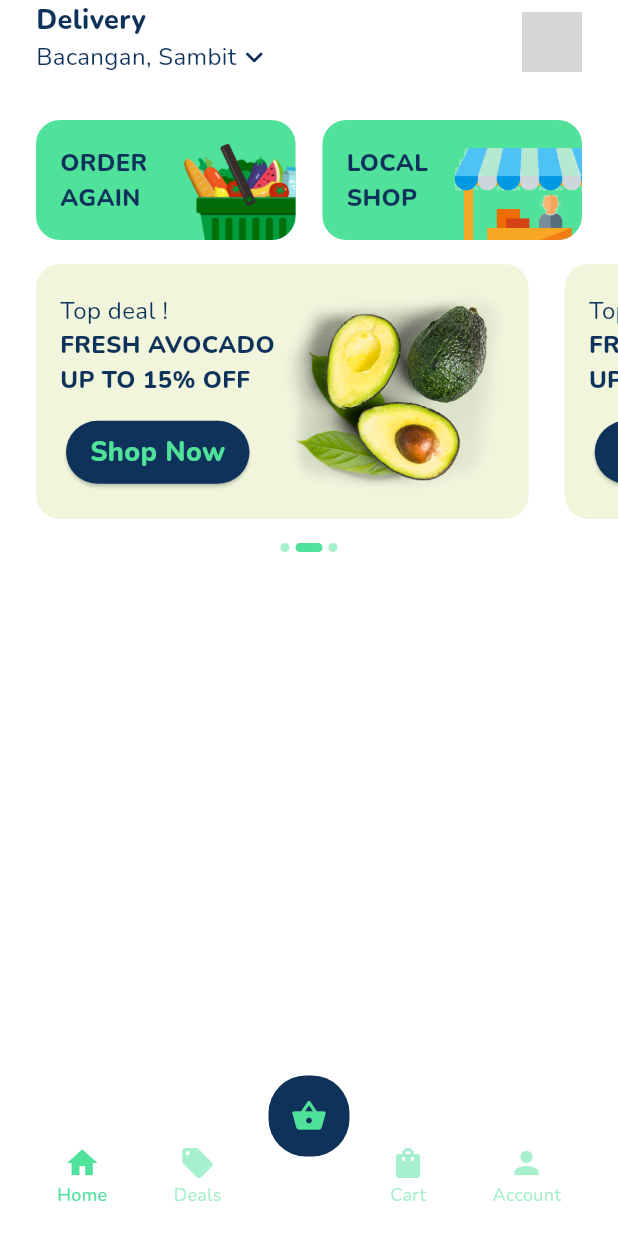
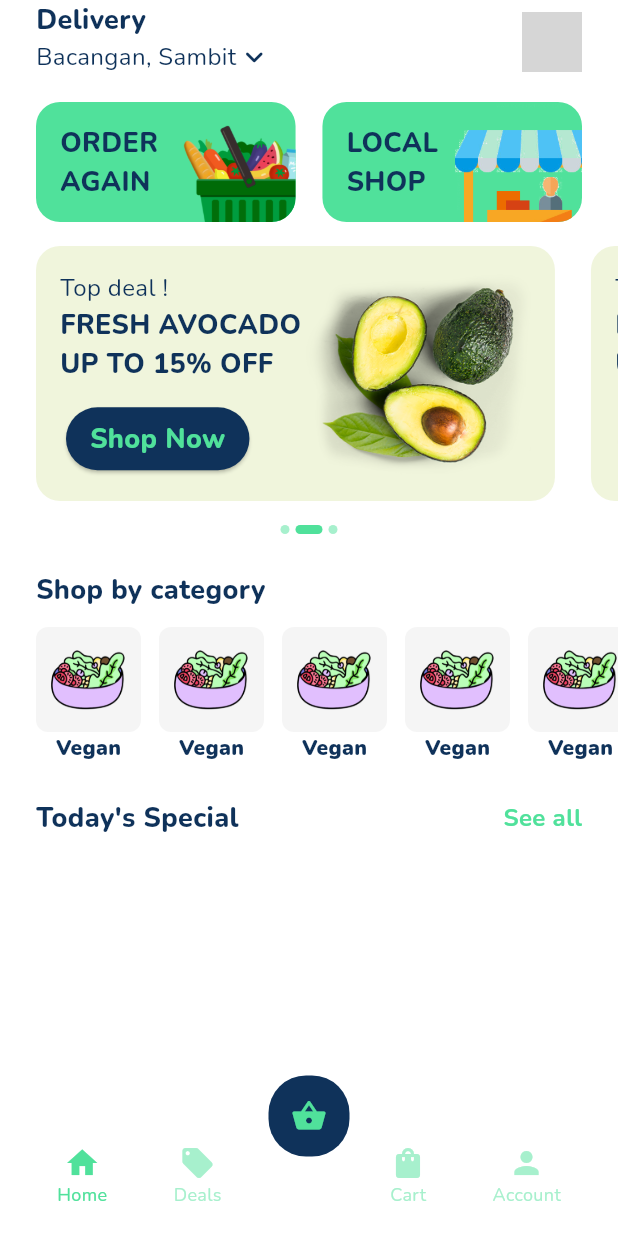
Before and after one commit to douglasrsantos/challenge_bento, a Flutter app: the screen it shows after launch, on a phone screen of 412 x 824 dp. Run offline on Flutter 3.47's test engine with Material 3 defaults, Android fonts, the light colour scheme and no system bars; drawn by our look-alikes of smooth_page_indicator; our stand-ins replace get_it, go_router, google_fonts, mobx; generated files the repository leaves out were written again; grey boxes are pictures that could not be loaded.

Commit message:
created category list on home screen

```diff
--- a/lib/app/core/ui/app_fonts.dart
+++ b/lib/app/core/ui/app_fonts.dart
@@ -13,9 +13,10 @@
 
   ///TextStyle of emphasis texts on the home
   static TextStyle emphasisHome = GoogleFonts.nunito(
-    fontSize: 16,
+    fontSize: 18,
     color: AppColors.darkBlue,
     fontWeight: FontWeight.w800,
+    // height: 1.2
   );
 
   ///TextStyle of secondary texts
@@ -23,6 +24,13 @@
     fontSize: 18,
     color: AppColors.darkBlue,
     fontWeight: FontWeight.w800,
+  );
+
+///TextStyle of secondary texts
+  static TextStyle seeAll = GoogleFonts.nunito(
+    fontSize: 16,
+    color: AppColors.greenButtons,
+    fontWeight: FontWeight.w700,
   );
 
   ///TextStyle of texts that provide additional information
@@ -35,6 +43,8 @@
   static TextStyle category = GoogleFonts.nunito(
     fontSize: 14,
     color: AppColors.darkBlue,
+    fontWeight: FontWeight.w900,
+
   );
 
   ///TextStyle of price and discount on product detail page
--- a/lib/app/core/ui/app_images.dart
+++ b/lib/app/core/ui/app_images.dart
@@ -2,4 +2,5 @@
   static const orderAgain = 'assets/images/order-again.png';
   static const localShop = 'assets/images/local-shop.png';
   static const avocado = 'assets/images/avocado.png';
+  static const veganCategory = 'assets/images/vegan.png';
 }
--- /dev/null
+++ b/lib/app/modules/home/home_widgets/categories_list.dart
@@ -0,0 +1,29 @@
+import 'package:flutter/material.dart';
+
+import 'package:challenge_bento/app/modules/home/home_widgets/home_widgets.dart';
+
+class CategoriesList extends StatelessWidget {
+  const CategoriesList({super.key});
+
+  @override
+  Widget build(BuildContext context) {
+    return SizedBox(
+      height: 90,
+      child: ListView.separated(
+        itemCount: 5,
+        shrinkWrap: true,
+        scrollDirection: Axis.horizontal,
+        separatorBuilder: (context, index) => const SizedBox(width: 12),
+        itemBuilder: (context, index) {
+          return Padding(
+            padding: EdgeInsets.only(
+              left: index == 0 ? 24 : 0,
+              right: index == 5 - 1 ? 24 : 0,
+            ),
+            child: const ContentCategoriesList(text: 'Vegan'),
+          );
+        },
+      ),
+    );
+  }
+}
--- /dev/null
+++ b/lib/app/modules/home/home_widgets/content_categories_list.dart
@@ -0,0 +1,35 @@
+import 'package:flutter/material.dart';
+
+import 'package:challenge_bento/app/core/ui/ui.dart';
+
+class ContentCategoriesList extends StatelessWidget {
+  final String text;
+
+  const ContentCategoriesList({
+    super.key,
+    required this.text,
+  });
+
+  @override
+  Widget build(BuildContext context) {
+    return Column(
+      mainAxisSize: MainAxisSize.min,
+      children: [
+        Container(
+          padding: const EdgeInsets.all(8),
+          decoration: BoxDecoration(
+            borderRadius: BorderRadius.circular(8),
+            color: AppColors.cardCategoriesAndProdInfo,
+          ),
+          height: 70,
+          width: 70,
+          child: Image.asset(AppImages.veganCategory),
+        ),
+        Text(
+          text,
+          style: AppFonts.category,
+        ),
+      ],
+    );
+  }
+}
--- a/lib/app/modules/home/home_widgets/home_screen.dart
+++ b/lib/app/modules/home/home_widgets/home_screen.dart
@@ -22,6 +22,13 @@
         ),
         const BannersList(),
         const BannerListIndicator(),
+        const SessionTitle(leftText: 'Shop by category'),
+        const CategoriesList(),
+        SessionTitle(
+          leftText: "Today's Special",
+          rightText: 'See all',
+          onTapRightText: () {},
+        ),
       ],
     );
   }
--- a/lib/app/modules/home/home_widgets/home_widgets.dart
+++ b/lib/app/modules/home/home_widgets/home_widgets.dart
@@ -7,3 +7,6 @@
 export './content_banner_list.dart';
 export './banners_list.dart';
 export './banner_list_indicator.dart';
+export './session_title.dart';
+export './categories_list.dart';
+export './content_categories_list.dart';
--- a/lib/app/modules/home/home_widgets/initial_buttons.dart
+++ b/lib/app/modules/home/home_widgets/initial_buttons.dart
@@ -16,7 +16,7 @@
   @override
   Widget build(BuildContext context) {
     return Padding(
-      padding: const EdgeInsets.fromLTRB(24, 24, 24, 16),
+      padding: const EdgeInsets.fromLTRB(24, 12, 24, 16),
       child: Row(
         children: [
           OrderAgainLocalShopButton(
--- /dev/null
+++ b/lib/app/modules/home/home_widgets/session_title.dart
@@ -0,0 +1,40 @@
+import 'package:flutter/material.dart';
+
+import 'package:challenge_bento/app/core/ui/ui.dart';
+
+class SessionTitle extends StatelessWidget {
+  final String leftText;
+  final String? rightText;
+  final Function()? onTapRightText;
+
+  const SessionTitle({
+    super.key,
+    required this.leftText,
+    this.rightText,
+    this.onTapRightText,
+  });
+
+  @override
+  Widget build(BuildContext context) {
+    return Padding(
+      padding: const EdgeInsets.fromLTRB(24, 24, 24, 12),
+      child: Row(
+        mainAxisAlignment: MainAxisAlignment.spaceBetween,
+        children: [
+          Text(
+            leftText,
+            style: AppFonts.emphasisHome,
+          ),
+          if (rightText != null)
+            GestureDetector(
+              onTap: onTapRightText,
+              child: Text(
+                rightText!,
+                style: AppFonts.seeAll,
+              ),
+            ),
+        ],
+      ),
+    );
+  }
+}
```
